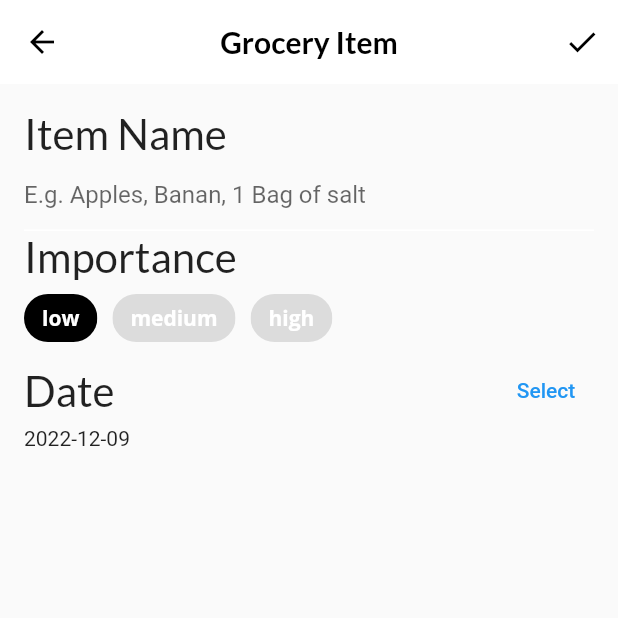
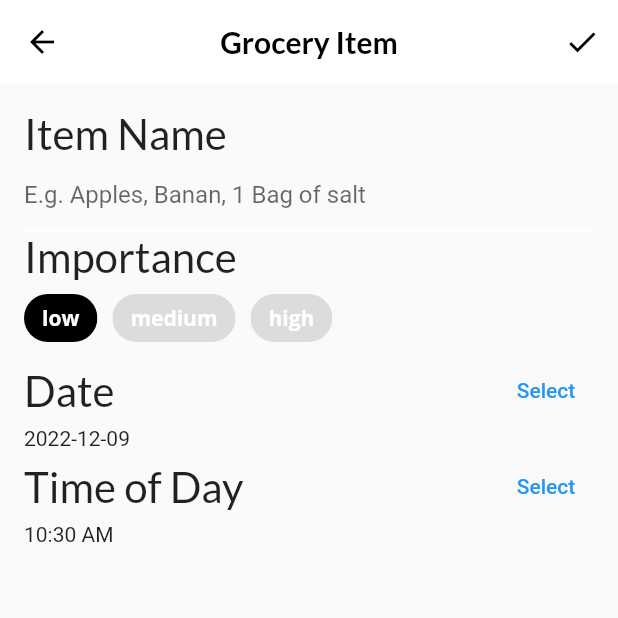
Before and after one commit to thezxdev/scrollablle_widgets, a Flutter app: the screen it shows after launch, item 3 of the bottom bar chosen, after a tap on the "add" icon, on a phone screen of 412 x 824 dp, the top half of it. Run offline on Flutter 3.47's test engine with Material 2 defaults, Android fonts, the phone set to English and light mode, and no system bars; our stand-ins replace google_fonts.

Commit message:
time widget grocery_item_screen

```diff
--- a/lib/screens/grocery_item_screen.dart
+++ b/lib/screens/grocery_item_screen.dart
@@ -97,7 +97,7 @@ class _GroceryItemScreenState extends State<GroceryItemScreen> {
             buildNameField(),
             buildImportanceField(),
             buildDateField(context),
-            // TODO: Add time picker
+            buildTimeWidget(context),
             // TODO: Add color picker
             // TODO: Add slider
             // TODO: Add Grocery Tile
@@ -224,7 +224,38 @@ class _GroceryItemScreenState extends State<GroceryItemScreen> {
     );
   }
 
-  // TODO: Add buildTimeField()
+  Widget buildTimeWidget(BuildContext context) {
+    return Column(
+      crossAxisAlignment: CrossAxisAlignment.start,
+      children: [
+        Row(
+          mainAxisAlignment: MainAxisAlignment.spaceBetween,
+          children: [
+            Text(
+              'Time of Day',
+              style: GoogleFonts.lato(fontSize: 28),
+            ),
+            TextButton(
+              onPressed: () async {
+                final timeOfDay = await showTimePicker(
+                  context: context,
+                  initialTime: TimeOfDay.now()
+                );
+
+                setState(() {
+                  if( timeOfDay != null ) {
+                    _timeOfDay = timeOfDay;
+                  }
+                });
+              },
+              child: const Text('Select')
+            )
+          ],
+        ),
+        Text(_timeOfDay.format(context))
+      ],
+    );
+  }
 
   // TODO: Add buildColorPicker()
 
```
